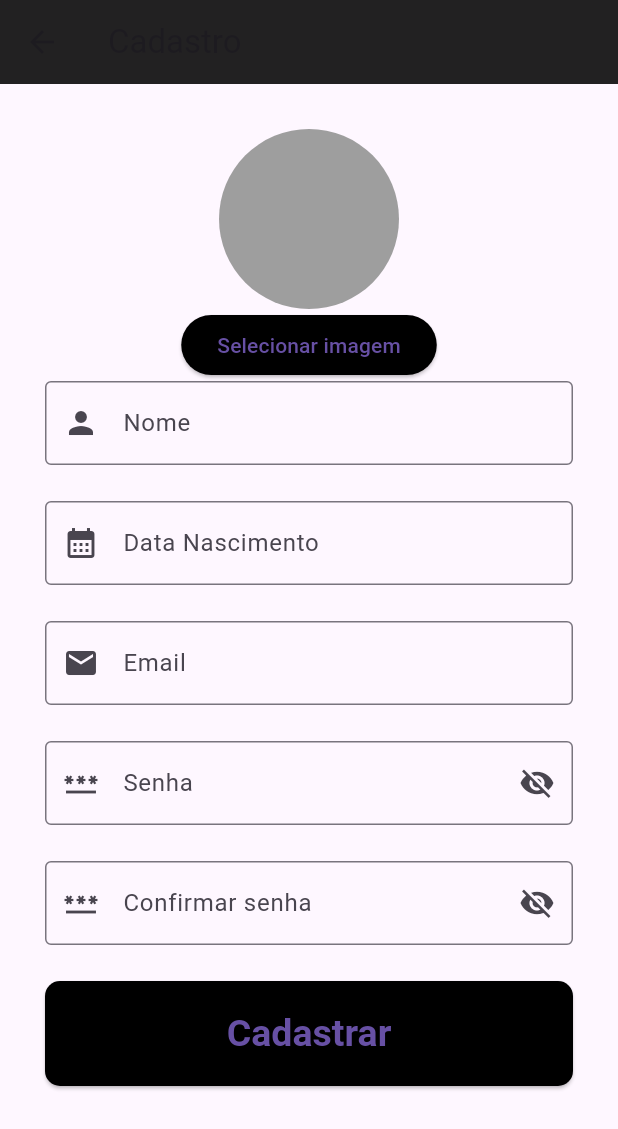
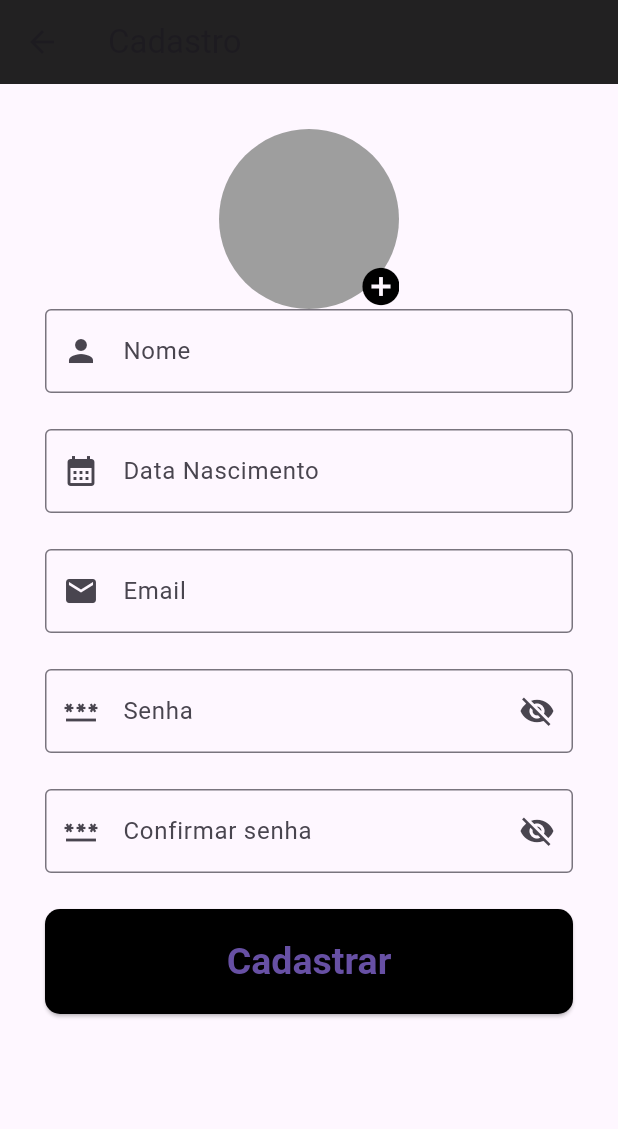
Before and after one commit to MTSKaioken/app-bagagem-smart, a Flutter app: the screen it shows after launch, after a tap on "Cadastre-se", on a phone screen of 412 x 824 dp. Shown: the top 1129 px of the screen. Run offline on Flutter 3.47's test engine with Material 3 defaults, Android fonts, the phone set to English and light mode, and no system bars; our stand-ins replace cloud_firestore, email_validator, firebase_core, flutter_map, geocoding, image_picker and 2 more; accounts and stored records are empty.

Commit message:
wip: aperfeiçoando componente de seleção de avatar

```diff
--- a/lib/refactor/view/component/profile_image_picker.dart
+++ b/lib/refactor/view/component/profile_image_picker.dart
@@ -25,21 +25,37 @@ class _ProfileImagePickerState extends State<ProfileImagePicker> {
   Widget build(BuildContext context) {
     return Column(
       children: <Widget>[
-        GestureDetector(
+        InkWell(
+          onTap: _getImage,
+          hoverColor: Colors.pink,
+          onHover: (value) {
+            _getImage();
+          },
           child: CircleAvatar(
             radius: 60,
             backgroundColor: Colors.grey,
             backgroundImage: _pickedImage != null
                 ? FileImage(File.fromUri(Uri.file(_pickedImage!.path)))
                 : null,
+            child: Stack(
+              children: <Widget>[
+                Positioned(
+                  bottom: 0,
+                  right: -3,
+                  child: InkWell(
+                    onTap: () {
+                      print('teste');
+                    },
+                    child: Icon(
+                      Icons.add_circle,
+                      color: Colors.black,
+                      size: 30,
+                    ),
+                  ),
+                ),
+              ],
+            ),
           ),
-          onTap: _getImage,
-        ),
-        ElevatedButton(
-          onPressed: _getImage,
-          child: Text('Selecionar imagem'),
-          style: ButtonStyle(
-              backgroundColor: MaterialStateProperty.all<Color>(Colors.black)),
         ),
       ],
     );
```
